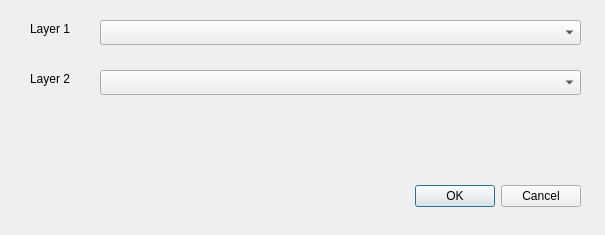
Qt form ImaerPlugin/relate_calc_results_dlg.ui (opengeogroep/AERIUS-QGIS-plugins) before a commit.
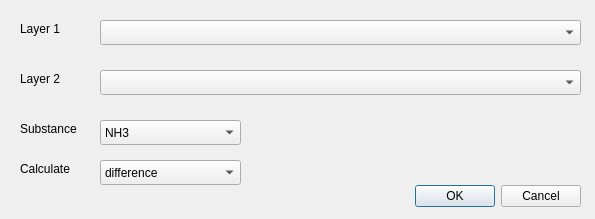
The same form after that commit. Custom widgets are drawn as their Qt base class.

Commit message: extra (dummy!) options for relate calculations

What changed in the file:
```diff
--- a/ImaerPlugin/relate_calc_results_dlg.ui
+++ b/ImaerPlugin/relate_calc_results_dlg.ui
@@ -6,8 +6,8 @@
    <rect>
     <x>0</x>
     <y>0</y>
-    <width>605</width>
-    <height>235</height>
+    <width>595</width>
+    <height>219</height>
    </rect>
   </property>
   <property name="windowTitle">
@@ -52,7 +52,7 @@
   <widget class="QLabel" name="label_layer1">
    <property name="geometry">
     <rect>
-     <x>30</x>
+     <x>20</x>
      <y>20</y>
      <width>67</width>
      <height>17</height>
@@ -65,7 +65,7 @@
   <widget class="QLabel" name="label_layer2">
    <property name="geometry">
     <rect>
-     <x>30</x>
+     <x>20</x>
      <y>70</y>
      <width>67</width>
      <height>17</height>
@@ -75,6 +75,72 @@
     <string>Layer 2</string>
    </property>
   </widget>
+  <widget class="QLabel" name="label_substance">
+   <property name="geometry">
+    <rect>
+     <x>20</x>
+     <y>120</y>
+     <width>81</width>
+     <height>17</height>
+    </rect>
+   </property>
+   <property name="text">
+    <string>Substance</string>
+   </property>
+  </widget>
+  <widget class="QComboBox" name="combo_substance">
+   <property name="geometry">
+    <rect>
+     <x>100</x>
+     <y>120</y>
+     <width>141</width>
+     <height>25</height>
+    </rect>
+   </property>
+   <item>
+    <property name="text">
+     <string>NH3</string>
+    </property>
+   </item>
+   <item>
+    <property name="text">
+     <string>NOX</string>
+    </property>
+   </item>
+  </widget>
+  <widget class="QLabel" name="label_calc_type">
+   <property name="geometry">
+    <rect>
+     <x>20</x>
+     <y>160</y>
+     <width>67</width>
+     <height>17</height>
+    </rect>
+   </property>
+   <property name="text">
+    <string>Calculate</string>
+   </property>
+  </widget>
+  <widget class="QComboBox" name="comboBox">
+   <property name="geometry">
+    <rect>
+     <x>100</x>
+     <y>160</y>
+     <width>141</width>
+     <height>25</height>
+    </rect>
+   </property>
+   <item>
+    <property name="text">
+     <string>difference</string>
+    </property>
+   </item>
+   <item>
+    <property name="text">
+     <string>sum</string>
+    </property>
+   </item>
+  </widget>
  </widget>
  <customwidgets>
   <customwidget>
```
